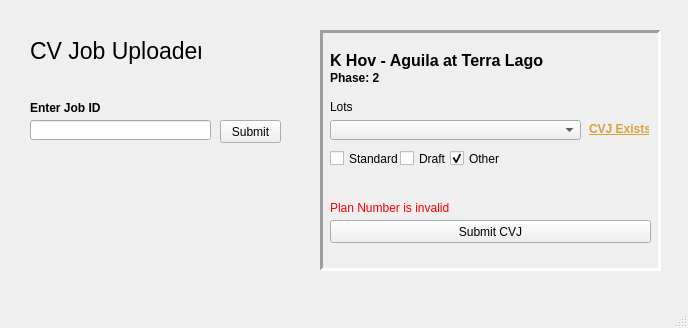
Qt form CVJobUploader.ui (Insortial/Excel-ReportIntegrator) before a commit.
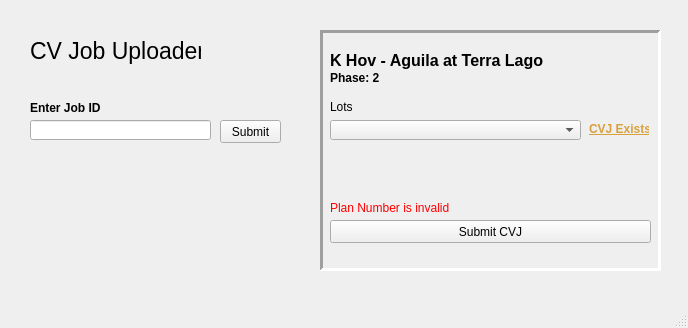
The same form after that commit.

Commit message: Added Plan Integrator to focus on drafts, added functionality for reportIntegrator to use config files and modified part upload to upload all parts in report.mdb

```diff
--- a/CVJobUploader.ui
+++ b/CVJobUploader.ui
@@ -116,48 +116,6 @@
       <string>Submit CVJ</string>
      </property>
     </widget>
-    <widget class="QCheckBox" name="otherCheckBox">
-     <property name="geometry">
-      <rect>
-       <x>130</x>
-       <y>120</y>
-       <width>51</width>
-       <height>17</height>
-      </rect>
-     </property>
-     <property name="text">
-      <string>Other</string>
-     </property>
-     <property name="checked">
-      <bool>true</bool>
-     </property>
-    </widget>
-    <widget class="QCheckBox" name="standardCheckBox">
-     <property name="geometry">
-      <rect>
-       <x>10</x>
-       <y>120</y>
-       <width>71</width>
-       <height>17</height>
-      </rect>
-     </property>
-     <property name="text">
-      <string>Standard</string>
-     </property>
-    </widget>
-    <widget class="QCheckBox" name="draftCheckBox">
-     <property name="geometry">
-      <rect>
-       <x>80</x>
-       <y>120</y>
-       <width>51</width>
-       <height>17</height>
-      </rect>
-     </property>
-     <property name="text">
-      <string>Draft</string>
-     </property>
-    </widget>
     <widget class="QLabel" name="errorTag">
      <property name="geometry">
       <rect>
```
The commit also changes 39 other files.
